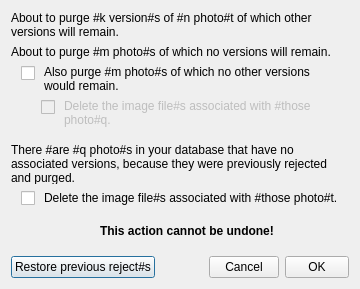
The window that src/dlg/PurgeDialog.ui (wagenadl/photohoard) describes before a commit, drawn with Qt 5.
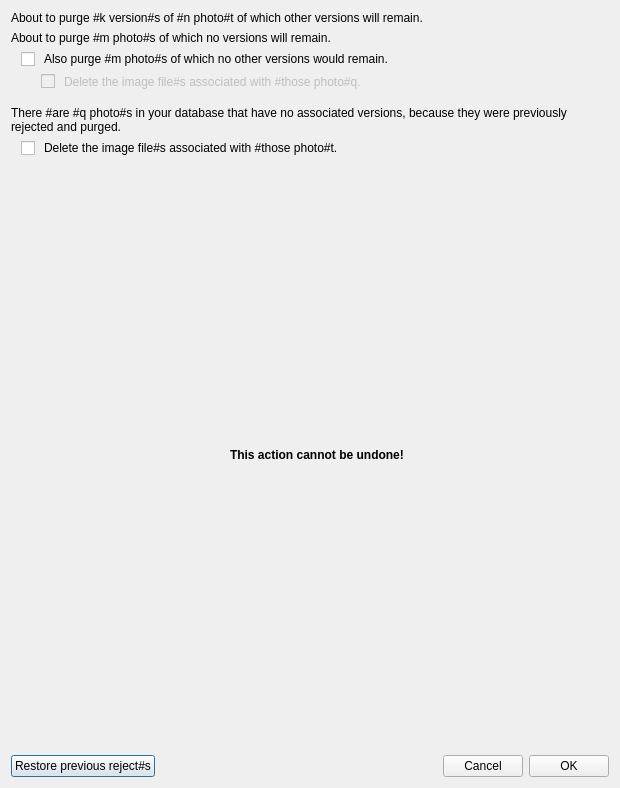
The same window after the commit. Custom widgets are drawn as their Qt base class.

```diff
--- a/src/dlg/PurgeDialog.ui
+++ b/src/dlg/PurgeDialog.ui
@@ -6,8 +6,8 @@
    <rect>
     <x>0</x>
     <y>0</y>
-    <width>360</width>
-    <height>289</height>
+    <width>620</width>
+    <height>788</height>
    </rect>
   </property>
   <property name="windowTitle">
@@ -16,6 +16,12 @@
   <layout class="QVBoxLayout" name="verticalLayout">
    <item>
     <widget class="QLabel" name="mainLabelLong">
+     <property name="sizePolicy">
+      <sizepolicy hsizetype="Preferred" vsizetype="Minimum">
+       <horstretch>0</horstretch>
+       <verstretch>0</verstretch>
+      </sizepolicy>
+     </property>
      <property name="text">
       <string>About to purge #k version#s of #n photo#t of which other versions will remain.</string>
      </property>
@@ -26,6 +32,12 @@
    </item>
    <item>
     <widget class="QLabel" name="mainLabelShort">
+     <property name="sizePolicy">
+      <sizepolicy hsizetype="Preferred" vsizetype="Minimum">
+       <horstretch>0</horstretch>
+       <verstretch>0</verstretch>
+      </sizepolicy>
+     </property>
      <property name="text">
       <string>About to purge #m photo#s of which no versions will remain.</string>
      </property>
@@ -101,6 +113,12 @@
       </item>
       <item>
        <widget class="ClickLabel" name="purgeLabel">
+        <property name="sizePolicy">
+         <sizepolicy hsizetype="Preferred" vsizetype="Minimum">
+          <horstretch>0</horstretch>
+          <verstretch>0</verstretch>
+         </sizepolicy>
+        </property>
         <property name="text">
          <string>Also purge #m photo#s of which no other versions would remain.</string>
         </property>
@@ -198,6 +216,12 @@
       </item>
       <item>
        <widget class="ClickLabel" name="deleteLabel">
+        <property name="sizePolicy">
+         <sizepolicy hsizetype="Preferred" vsizetype="Minimum">
+          <horstretch>0</horstretch>
+          <verstretch>0</verstretch>
+         </sizepolicy>
+        </property>
         <property name="text">
          <string>Delete the image file#s associated with #those photo#q.</string>
         </property>
@@ -227,6 +251,12 @@
    </item>
    <item>
     <widget class="QLabel" name="oldLabel">
+     <property name="sizePolicy">
+      <sizepolicy hsizetype="Preferred" vsizetype="Minimum">
+       <horstretch>0</horstretch>
+       <verstretch>0</verstretch>
+      </sizepolicy>
+     </property>
      <property name="text">
       <string>There #are #q photo#s in your database that have no associated versions, because they were previously rejected and purged. </string>
      </property>
@@ -302,6 +332,12 @@
       </item>
       <item>
        <widget class="ClickLabel" name="deleteOldLabel">
+        <property name="sizePolicy">
+         <sizepolicy hsizetype="Preferred" vsizetype="Minimum">
+          <horstretch>0</horstretch>
+          <verstretch>0</verstretch>
+         </sizepolicy>
+        </property>
         <property name="text">
          <string>Delete the image file#s associated with #those photo#t.</string>
         </property>
```
Left out of the diff: 11 changed lines with no effect on the pictures.
